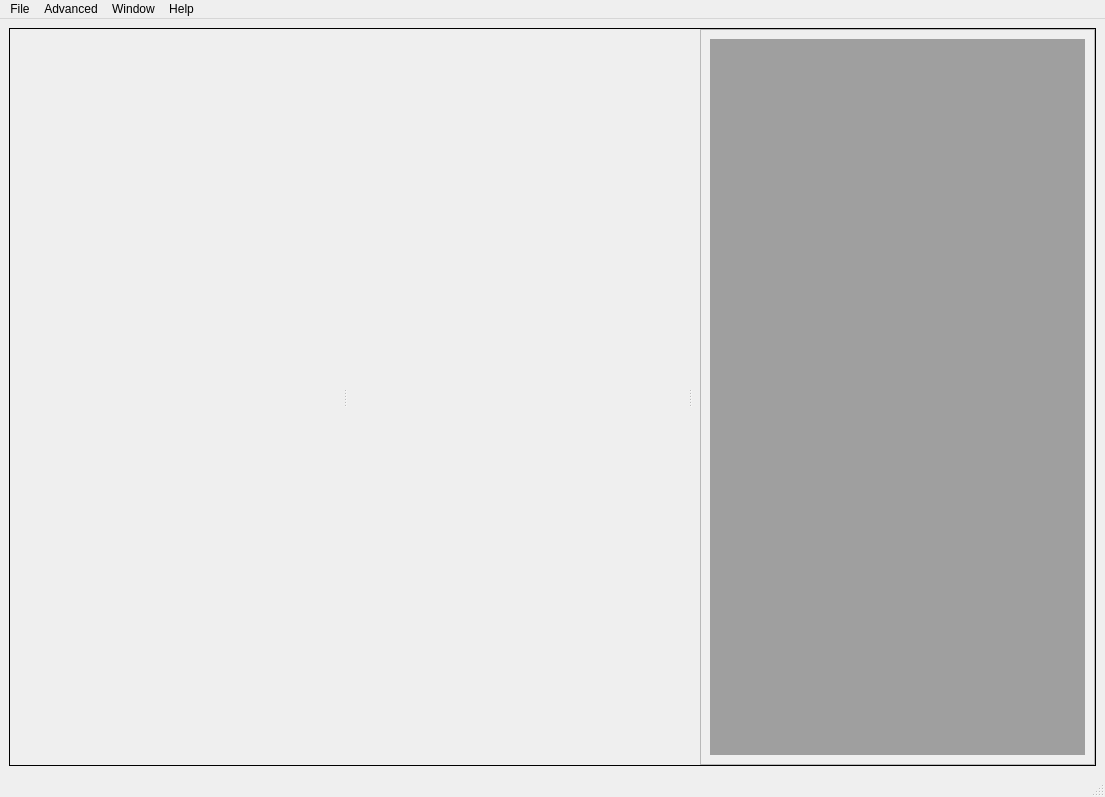
UBene/ScopeFoundry, file base_app/base_microscope_app_mdi.ui: the form before one commit.
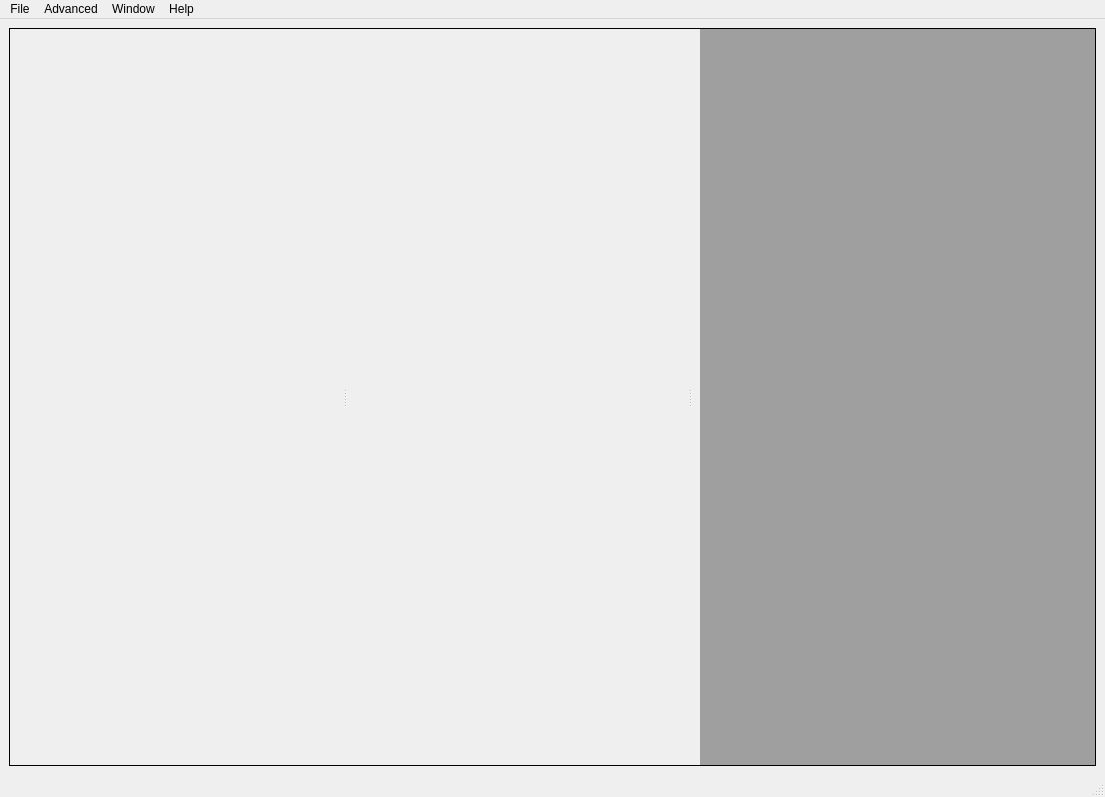
The form after the commit. Icons and pictures are not drawn.

Commit message: [base_microscope_app_mdi.ui] polishing the spacing between the main sections.

What changed in the file:
```diff
--- a/base_app/base_microscope_app_mdi.ui
+++ b/base_app/base_microscope_app_mdi.ui
@@ -87,8 +87,8 @@
          <rect>
           <x>0</x>
           <y>0</y>
-          <width>18</width>
-          <height>734</height>
+          <width>16</width>
+          <height>739</height>
          </rect>
         </property>
         <property name="sizePolicy">
@@ -97,7 +97,20 @@
           <verstretch>0</verstretch>
          </sizepolicy>
         </property>
-        <layout class="QVBoxLayout" name="quickaccess_layout"/>
+        <layout class="QVBoxLayout" name="quickaccess_layout">
+         <property name="leftMargin">
+          <number>7</number>
+         </property>
+         <property name="topMargin">
+          <number>0</number>
+         </property>
+         <property name="rightMargin">
+          <number>7</number>
+         </property>
+         <property name="bottomMargin">
+          <number>0</number>
+         </property>
+        </layout>
        </widget>
       </widget>
       <widget class="QWidget" name="lq_trees_widget" native="true">
@@ -128,6 +141,12 @@
          <verstretch>0</verstretch>
         </sizepolicy>
        </property>
+       <property name="frameShape">
+        <enum>QFrame::Shape::NoFrame</enum>
+       </property>
+       <property name="frameShadow">
+        <enum>QFrame::Shadow::Raised</enum>
+       </property>
        <property name="sizeAdjustPolicy">
         <enum>QAbstractScrollArea::SizeAdjustPolicy::AdjustToContents</enum>
        </property>
@@ -139,8 +158,8 @@
          <rect>
           <x>0</x>
           <y>0</y>
-          <width>393</width>
-          <height>732</height>
+          <width>399</width>
+          <height>739</height>
          </rect>
         </property>
         <property name="sizePolicy">
@@ -150,6 +169,21 @@
          </sizepolicy>
         </property>
         <layout class="QVBoxLayout" name="verticalLayout">
+         <property name="spacing">
+          <number>0</number>
+         </property>
+         <property name="leftMargin">
+          <number>0</number>
+         </property>
+         <property name="topMargin">
+          <number>0</number>
+         </property>
+         <property name="rightMargin">
+          <number>0</number>
+         </property>
+         <property name="bottomMargin">
+          <number>0</number>
+         </property>
          <item>
           <widget class="QMdiArea" name="mdiArea">
            <property name="sizePolicy">
@@ -158,6 +192,9 @@
              <verstretch>0</verstretch>
             </sizepolicy>
            </property>
+           <property name="frameShape">
+            <enum>QFrame::Shape::NoFrame</enum>
+           </property>
            <property name="verticalScrollBarPolicy">
             <enum>Qt::ScrollBarPolicy::ScrollBarAsNeeded</enum>
            </property>
@@ -165,7 +202,7 @@
             <enum>Qt::ScrollBarPolicy::ScrollBarAsNeeded</enum>
            </property>
            <property name="sizeAdjustPolicy">
-            <enum>QAbstractScrollArea::SizeAdjustPolicy::AdjustToContentsOnFirstShow</enum>
+            <enum>QAbstractScrollArea::SizeAdjustPolicy::AdjustToContents</enum>
            </property>
            <property name="viewMode">
             <enum>QMdiArea::ViewMode::TabbedView</enum>
```
Left out of the diff: 17 changed lines with no effect on the pictures.
